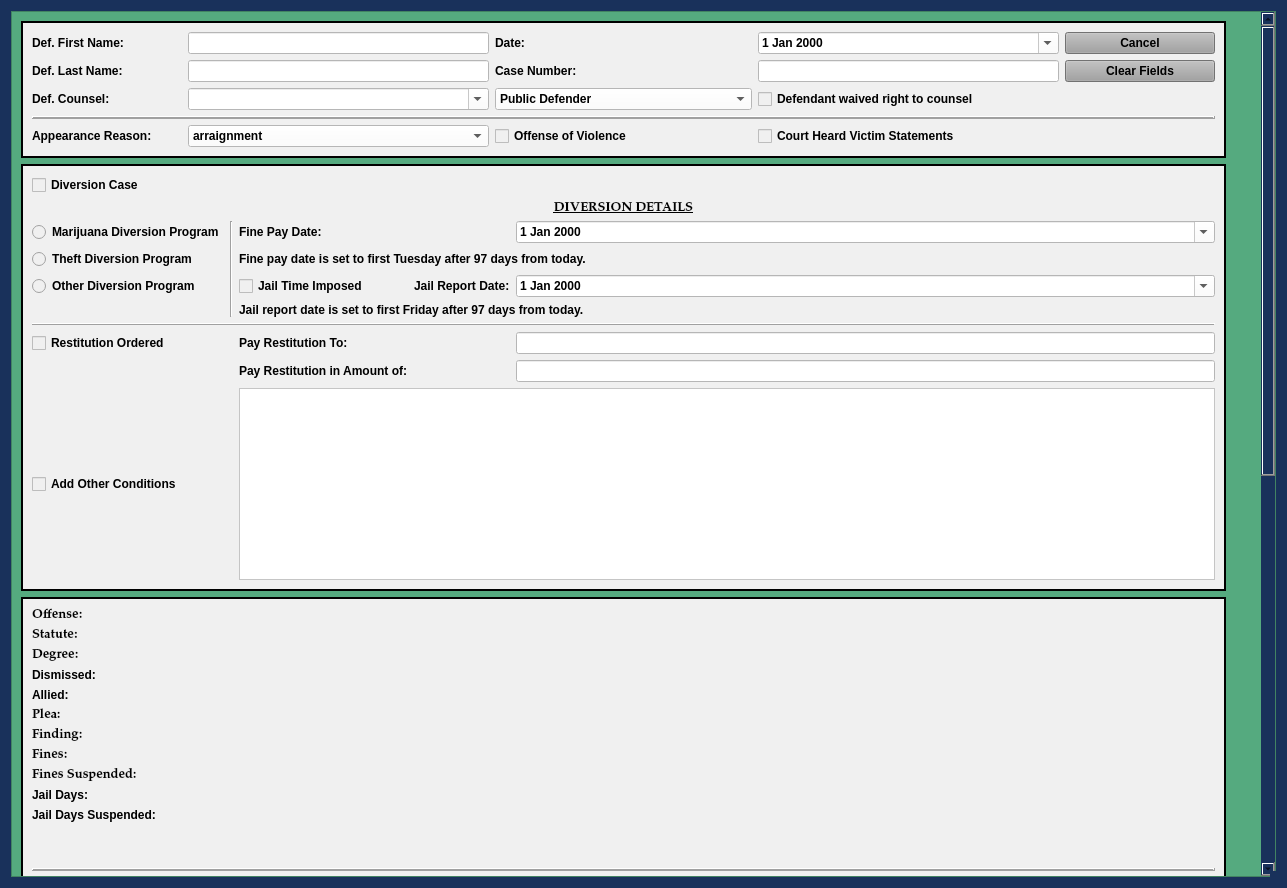
This is munientry/views/ui/JailCCPleaDialog.ui in HunterProgram22/MuniEntry as Qt 5 draws it before an edit. The edited form follows.
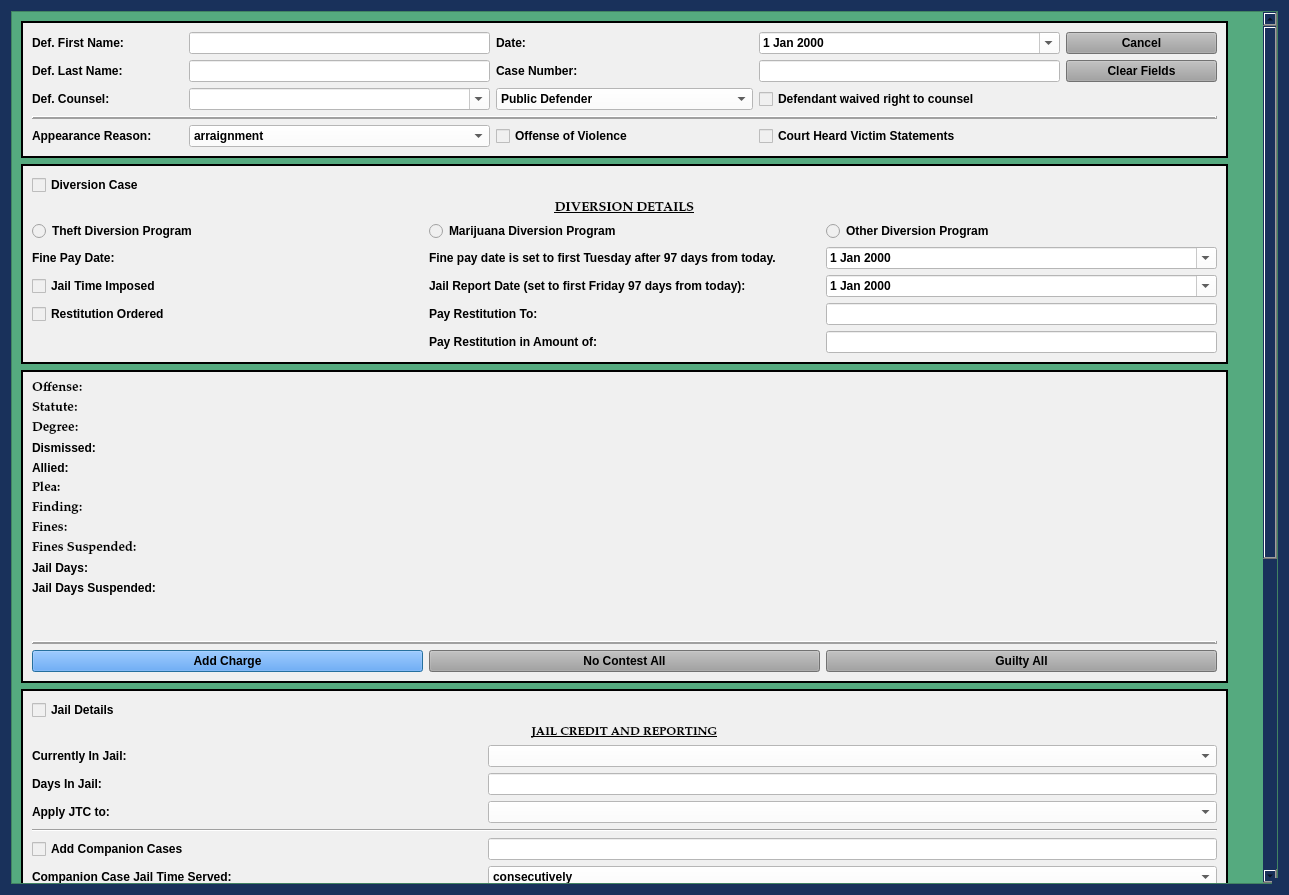
This is the edited form. Custom widgets are drawn as their Qt base class.

Commit message: Updated JailCC dialog - diversion now collapses to min.

The edit to the form file:
```diff
--- a/munientry/views/ui/JailCCPleaDialog.ui
+++ b/munientry/views/ui/JailCCPleaDialog.ui
@@ -12,8 +12,8 @@
    <rect>
     <x>0</x>
     <y>0</y>
-    <width>1287</width>
-    <height>888</height>
+    <width>1289</width>
+    <height>895</height>
    </rect>
   </property>
   <property name="sizePolicy">
@@ -171,8 +171,8 @@
        <rect>
         <x>0</x>
         <y>0</y>
-        <width>1250</width>
-        <height>1721</height>
+        <width>1252</width>
+        <height>1490</height>
        </rect>
       </property>
       <property name="focusPolicy">
@@ -437,8 +437,8 @@
          <property name="lineWidth">
           <number>2</number>
          </property>
-         <layout class="QGridLayout" name="gridLayout_9">
-          <item row="0" column="0" colspan="5">
+         <layout class="QGridLayout" name="gridLayout_9" columnstretch="1,1,1">
+          <item row="0" column="0" colspan="3">
            <widget class="QCheckBox" name="diversion_check_box">
             <property name="maximumSize">
              <size>
@@ -452,73 +452,66 @@
            </widget>
           </item>
           <item row="2" column="0">
+           <widget class="QRadioButton" name="theft_diversion_radio_btn">
+            <property name="text">
+             <string>Theft Diversion Program</string>
+            </property>
+           </widget>
+          </item>
+          <item row="2" column="1">
            <widget class="QRadioButton" name="marijuana_diversion_radio_btn">
             <property name="text">
              <string>Marijuana Diversion Program</string>
             </property>
            </widget>
           </item>
-          <item row="2" column="1" rowspan="4">
-           <widget class="Line" name="line_7">
-            <property name="orientation">
-             <enum>Qt::Vertical</enum>
+          <item row="2" column="2">
+           <widget class="QRadioButton" name="other_diversion_radio_btn">
+            <property name="text">
+             <string>Other Diversion Program</string>
             </property>
            </widget>
           </item>
-          <item row="2" column="2">
+          <item row="3" column="0">
            <widget class="QLabel" name="fine_pay_date_label">
             <property name="text">
              <string>Fine Pay Date:</string>
             </property>
            </widget>
           </item>
-          <item row="2" column="4">
-           <widget class="NoScrollDateEdit" name="diversion_fine_pay_date">
-            <property name="styleSheet">
-             <string notr="true">color: rgb(0, 0, 0);
-background-color: rgb(255, 255, 255);</string>
-            </property>
-            <property name="calendarPopup">
-             <bool>true</bool>
-            </property>
-           </widget>
-          </item>
-          <item row="3" column="0">
-           <widget class="QRadioButton" name="theft_diversion_radio_btn">
-            <property name="text">
-             <string>Theft Diversion Program</string>
-            </property>
-           </widget>
-          </item>
-          <item row="3" column="2" colspan="3">
+          <item row="3" column="1">
            <widget class="QLabel" name="label_30">
             <property name="text">
              <string>Fine pay date is set to first Tuesday after 97 days from today.</string>
             </property>
            </widget>
           </item>
-          <item row="4" column="0">
-           <widget class="QRadioButton" name="other_diversion_radio_btn">
-            <property name="text">
-             <string>Other Diversion Program</string>
+          <item row="3" column="2">
+           <widget class="NoScrollDateEdit" name="diversion_fine_pay_date">
+            <property name="styleSheet">
+             <string notr="true">color: rgb(0, 0, 0);
+background-color: rgb(255, 255, 255);</string>
+            </property>
+            <property name="calendarPopup">
+             <bool>true</bool>
             </property>
            </widget>
           </item>
-          <item row="4" column="2">
+          <item row="4" column="0">
            <widget class="QCheckBox" name="diversion_jail_imposed_check_box">
             <property name="text">
              <string>Jail Time Imposed</string>
             </property>
            </widget>
           </item>
-          <item row="4" column="3">
+          <item row="4" column="1">
            <widget class="QLabel" name="diversion_jail_report_date_label">
             <property name="text">
-             <string>Jail Report Date:</string>
+             <string>Jail Report Date (set to first Friday 97 days from today):</string>
             </property>
            </widget>
           </item>
-          <item row="4" column="4">
+          <item row="4" column="2">
            <widget class="NoScrollDateEdit" name="diversion_jail_report_date">
             <property name="styleSheet">
              <string notr="true">color: rgb(0, 0, 0);
@@ -529,66 +522,42 @@
             </property>
            </widget>
           </item>
-          <item row="5" column="2" colspan="3">
-           <widget class="QLabel" name="jail_report_date_note_label">
-            <property name="text">
-             <string>Jail report date is set to first Friday after 97 days from today.</string>
-            </property>
-           </widget>
-          </item>
-          <item row="6" column="0" colspan="5">
-           <widget class="Line" name="line_4">
-            <property name="frameShadow">
-             <enum>QFrame::Raised</enum>
-            </property>
-            <property name="orientation">
-             <enum>Qt::Horizontal</enum>
-            </property>
-           </widget>
-          </item>
-          <item row="7" column="0">
+          <item row="5" column="0">
            <widget class="QCheckBox" name="pay_restitution_check_box">
             <property name="text">
              <string>Restitution Ordered</string>
             </property>
            </widget>
           </item>
-          <item row="7" column="2">
+          <item row="5" column="1">
            <widget class="QLabel" name="pay_restitution_to_label">
             <property name="text">
              <string>Pay Restitution To:</string>
             </property>
            </widget>
           </item>
-          <item row="7" column="4">
+          <item row="5" column="2">
            <widget class="QLineEdit" name="pay_restitution_to_line">
             <property name="styleSheet">
              <string notr="true">background-color: rgb(255, 255, 255);</string>
             </property>
            </widget>
           </item>
-          <item row="8" column="2">
+          <item row="6" column="1">
            <widget class="QLabel" name="pay_restitution_amount_label">
             <property name="text">
              <string>Pay Restitution in Amount of:</string>
             </property>
            </widget>
           </item>
-          <item row="8" column="4">
+          <item row="6" column="2">
            <widget class="QLineEdit" name="pay_restitution_amount_line">
             <property name="styleSheet">
              <string notr="true">background-color: rgb(255, 255, 255);</string>
             </property>
            </widget>
           </item>
-          <item row="9" column="0">
-           <widget class="QCheckBox" name="other_conditions_check_box">
-            <property name="text">
-             <string>Add Other Conditions</string>
-            </property>
-           </widget>
-          </item>
-          <item row="1" column="0" colspan="5">
+          <item row="1" column="0" colspan="3">
            <widget class="QLabel" name="label_28">
             <property name="font">
              <font>
@@ -608,13 +577,6 @@
             </property>
            </widget>
           </item>
-          <item row="9" column="2" colspan="3">
-           <widget class="QTextEdit" name="other_conditions_text">
-            <property name="styleSheet">
-             <string notr="true">background-color: rgb(255, 255, 255);</string>
-            </property>
-           </widget>
-          </item>
          </layout>
         </widget>
        </item>
```
The commit also changes 1 other file.
